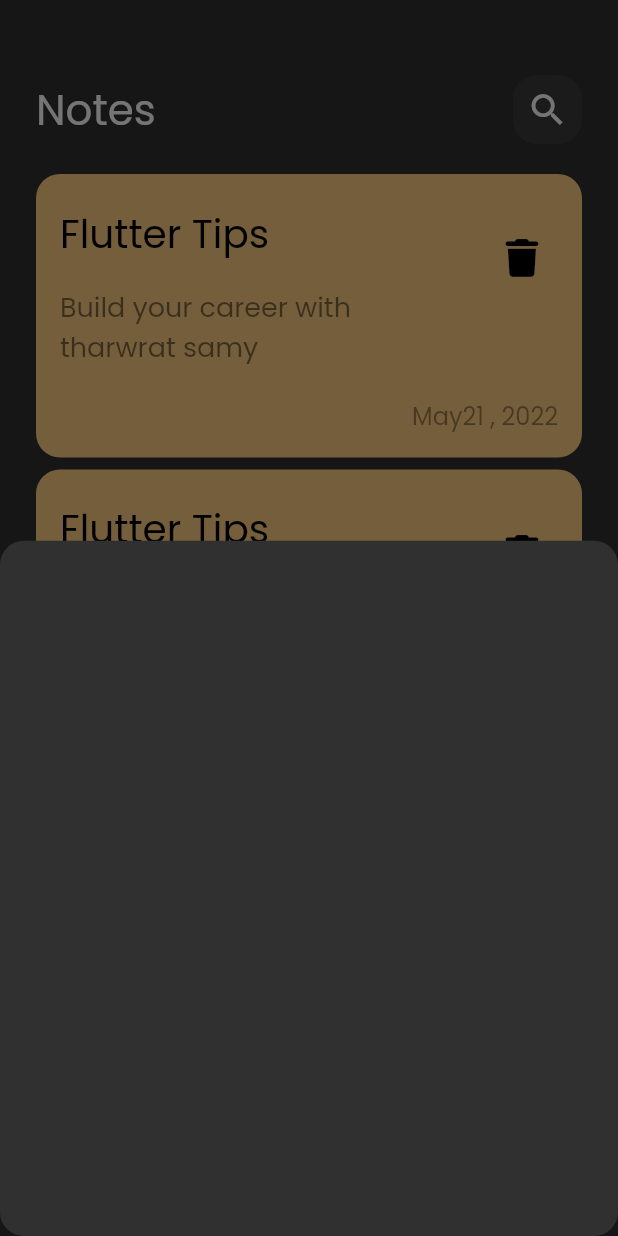
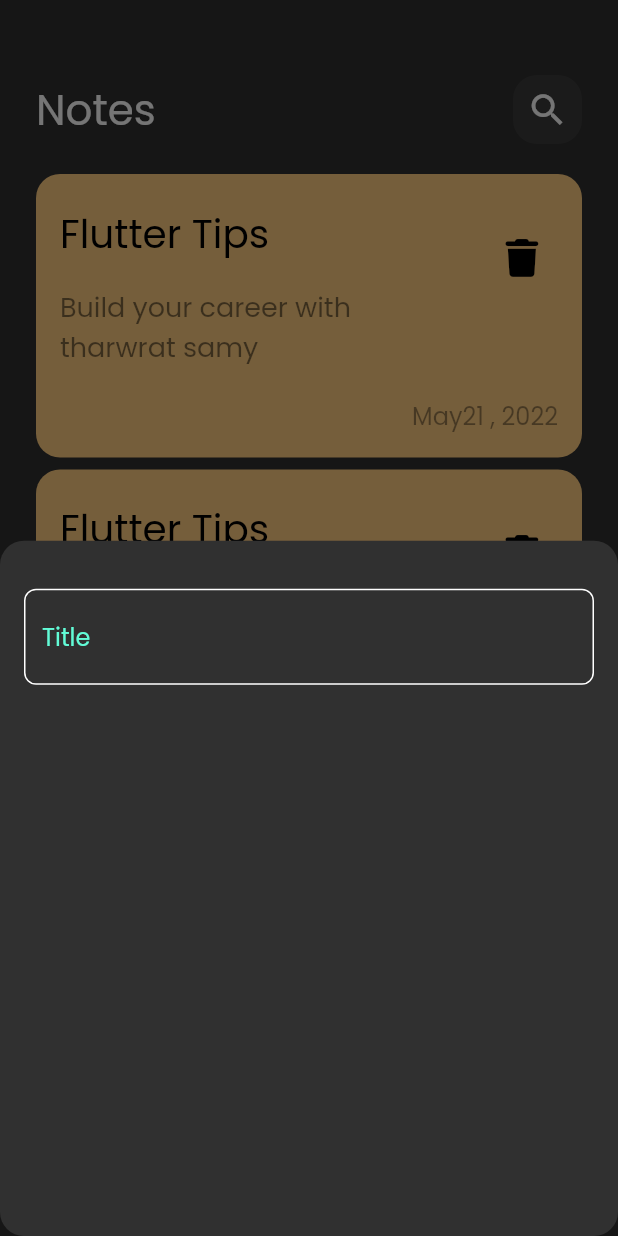
Before and after one commit to HusseinSalem17/note_app, a Flutter app: the screen it shows after launch, after a tap on the "add" icon, on a phone screen of 412 x 824 dp. Run offline on Flutter 3.47's test engine with Material 2 defaults, Android fonts, the phone set to English and light mode, and no system bars; our stand-ins replace font_awesome_flutter.

Commit message:
create custom text field

```diff
--- /dev/null
+++ b/lib/constants.dart
@@ -0,0 +1,3 @@
+import 'dart:ui';
+
+const KPrimaryColor = Color(0xff62FCD7);
--- a/lib/views/widgets/add_note_ bottom_sheet.dart
+++ b/lib/views/widgets/add_note_ bottom_sheet.dart
@@ -1,4 +1,5 @@
 import 'package:flutter/material.dart';
+import 'package:note_app/views/widgets/custom_text_field.dart';
 
 class AddNoteBottomSheet extends StatelessWidget {
   const AddNoteBottomSheet({super.key});
@@ -6,6 +7,16 @@ class AddNoteBottomSheet extends StatelessWidget {
   @override
   Widget build(BuildContext context) {
     //the container take the size of showModalBottomSheet
-    return Container();
+    return Padding(
+      padding: const EdgeInsets.symmetric(horizontal: 16.0),
+      child: Column(
+        children: [
+          SizedBox(
+            height: 32,
+          ),
+          CustomTextField(),
+        ],
+      ),
+    );
   }
 }
--- /dev/null
+++ b/lib/views/widgets/custom_text_field.dart
@@ -0,0 +1,30 @@
+import 'package:flutter/material.dart';
+import 'package:note_app/constants.dart';
+
+class CustomTextField extends StatelessWidget {
+  const CustomTextField({super.key});
+
+  @override
+  Widget build(BuildContext context) {
+    return TextField(
+      //change the cursor color
+      cursorColor: KPrimaryColor,
+      decoration: InputDecoration(
+        hintText: 'Title',
+        hintStyle: const TextStyle(color: KPrimaryColor),
+        border: buildBorder(),
+        enabledBorder: buildBorder(),
+        //i want the color be the primary color
+        focusedBorder: buildBorder(KPrimaryColor),
+      ),
+    );
+  }
+
+  OutlineInputBorder buildBorder([color]) {
+    return OutlineInputBorder(
+      borderRadius: BorderRadius.circular(8),
+      //if color == null use the white if not use the color
+      borderSide: BorderSide(color: color ?? Colors.white),
+    );
+  }
+}
```
